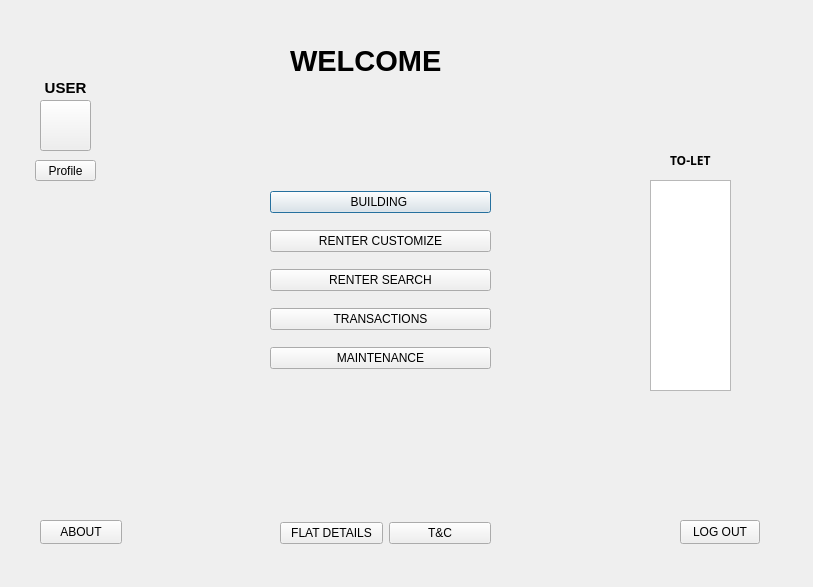
The window that admin_after_login.ui (faisal-ahmed-dev/HOME-RENTAL-MANAGEMENT) describes before a commit, drawn with Qt 5.
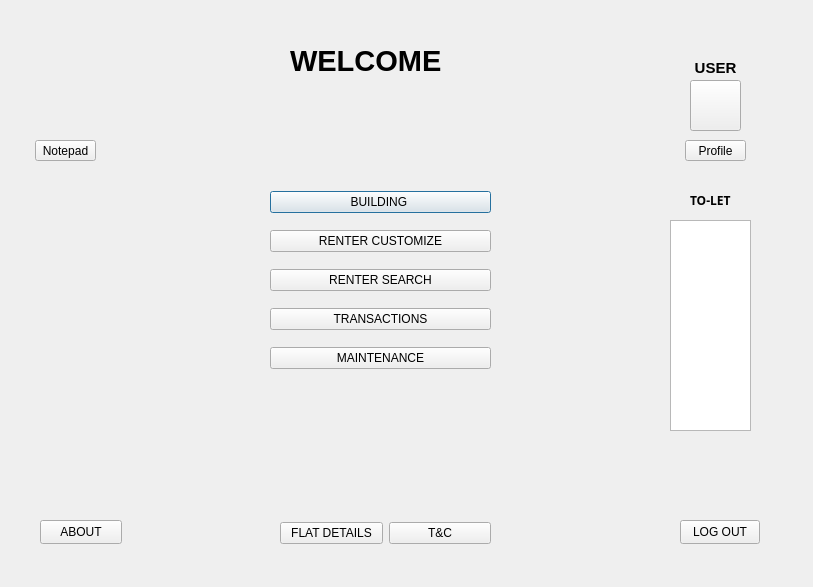
The same window after the commit. Icons and pictures are not drawn.

Diff of the .ui file:
```diff
--- a/admin_after_login.ui
+++ b/admin_after_login.ui
@@ -13,6 +13,9 @@
   <property name="windowTitle">
    <string>HOME RENTAL MANAGEMENT SYSTEM</string>
   </property>
+  <property name="styleSheet">
+   <string notr="true"/>
+  </property>
   <widget class="QWidget" name="layoutWidget">
    <property name="geometry">
     <rect>
@@ -96,8 +99,8 @@
   <widget class="QLabel" name="label_TOLET">
    <property name="geometry">
     <rect>
-     <x>670</x>
-     <y>150</y>
+     <x>690</x>
+     <y>190</y>
      <width>51</width>
      <height>20</height>
     </rect>
@@ -115,8 +118,8 @@
   <widget class="QTableWidget" name="tableWidget">
    <property name="geometry">
     <rect>
-     <x>650</x>
-     <y>180</y>
+     <x>670</x>
+     <y>220</y>
      <width>81</width>
      <height>211</height>
     </rect>
@@ -151,8 +154,8 @@
   <widget class="QPushButton" name="pushButton_profile">
    <property name="geometry">
     <rect>
-     <x>40</x>
-     <y>100</y>
+     <x>690</x>
+     <y>80</y>
      <width>51</width>
      <height>51</height>
     </rect>
@@ -167,8 +170,8 @@
   <widget class="QPushButton" name="pushButton_profile_info">
    <property name="geometry">
     <rect>
-     <x>35</x>
-     <y>160</y>
+     <x>685</x>
+     <y>140</y>
      <width>61</width>
      <height>21</height>
     </rect>
@@ -185,8 +188,8 @@
   <widget class="QLabel" name="label_username_2">
    <property name="geometry">
     <rect>
-     <x>30</x>
-     <y>80</y>
+     <x>680</x>
+     <y>60</y>
      <width>71</width>
      <height>16</height>
     </rect>
@@ -245,6 +248,37 @@
     <string>ABOUT</string>
    </property>
   </widget>
+  <widget class="QPushButton" name="pushButton_NOTEPAD">
+   <property name="geometry">
+    <rect>
+     <x>35</x>
+     <y>140</y>
+     <width>61</width>
+     <height>21</height>
+    </rect>
+   </property>
+   <property name="text">
+    <string>Notepad</string>
+   </property>
+  </widget>
+  <widget class="QPushButton" name="pushButton_notepad_pic">
+   <property name="geometry">
+    <rect>
+     <x>40</x>
+     <y>80</y>
+     <width>51</width>
+     <height>51</height>
+    </rect>
+   </property>
+   <property name="styleSheet">
+    <string notr="true">image: url(:/resources/resources/notepadico.png);
+
+border-radius: 20px;</string>
+   </property>
+   <property name="text">
+    <string/>
+   </property>
+  </widget>
  </widget>
  <resources/>
  <connections/>
```
